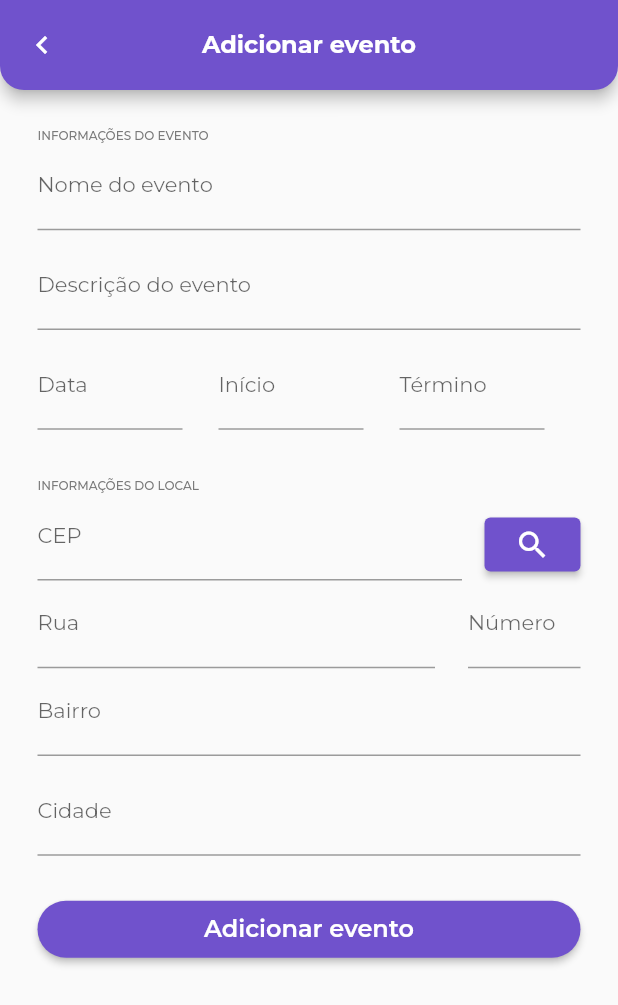
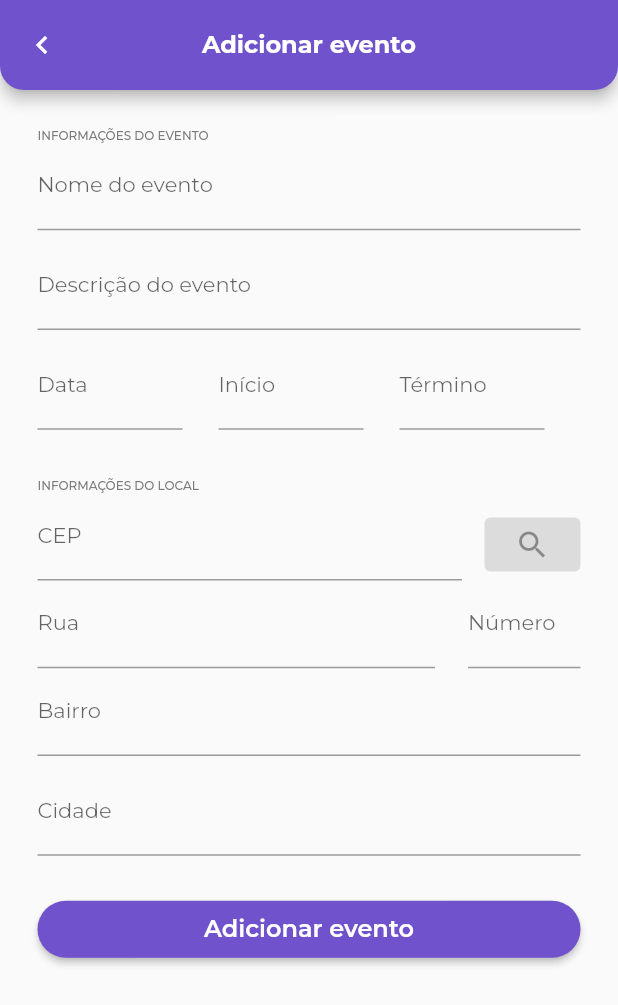
Before and after one commit to joao217x/desafio_flutter, a Flutter app: the screen it shows after launch, after a tap on "Esqueceu a senha?", after a tap on "Enviar", after a tap on "Criar novo evento", on a phone screen of 412 x 824 dp. Shown: the top 1005 px of the screen. Run offline on Flutter 3.47's test engine with Material 2 defaults, Android fonts, the phone set to English and light mode, and no system bars; our stand-ins replace another_flushbar, dio, firebase_core, flutter_mobx, flutter_svg, google_fonts and 1 more; missing offline and left inert: mask_input_formatter; accounts and stored records are empty; generated files the repository leaves out were written again.

Commit message:
mascara e recuperação de textos
- Máscara de CEP adicionada;
- Variáveis para armazenar dados implementadas.

```diff
--- a/lib/helper/txt_form_field/txt_form_field_widget.dart
+++ b/lib/helper/txt_form_field/txt_form_field_widget.dart
@@ -4,6 +4,7 @@ import 'package:mask_input_formatter/mask_input_formatter.dart';
 class TxtFormFieldWidget extends StatelessWidget {
   final String labelText;
   final TextInputType keyboardType;
+  final Function(String) onChanged;
   final MaskInputFormatter? mask;
   final String? hintText;
 
@@ -11,6 +12,7 @@ class TxtFormFieldWidget extends StatelessWidget {
     Key? key,
     required this.labelText,
     required this.keyboardType,
+    required this.onChanged,
     this.mask,
     this.hintText,
   }) : super(key: key);
@@ -21,13 +23,14 @@ class TxtFormFieldWidget extends StatelessWidget {
       inputFormatters: mask != null ? [mask!] : null,
       keyboardType: keyboardType,
       decoration: InputDecoration(
-        hintText: hintText,
         labelText: labelText,
         labelStyle: const TextStyle(
           fontSize: 14,
           fontWeight: FontWeight.w400,
         ),
+        hintText: hintText,
       ),
+      onChanged: onChanged,
     );
   }
 }
--- a/lib/shared/util/mask.dart
+++ b/lib/shared/util/mask.dart
@@ -3,4 +3,5 @@ import 'package:mask_input_formatter/mask_input_formatter.dart';
 abstract class Mask {
   static MaskInputFormatter date = MaskInputFormatter(mask: '##/##/##');
   static MaskInputFormatter time = MaskInputFormatter(mask: '##:##');
+  static MaskInputFormatter cep = MaskInputFormatter(mask: '########');
 }
--- a/lib/view/events/new_event_screen.dart
+++ b/lib/view/events/new_event_screen.dart
@@ -1,3 +1,4 @@
+import 'package:desafio_flutter/controller/controller.dart';
 import 'package:desafio_flutter/helper/appbar_widget.dart';
 import 'package:desafio_flutter/helper/elevated_button_widget.dart';
 import 'package:desafio_flutter/helper/snackbar_widget.dart';
@@ -5,6 +6,7 @@ import 'package:desafio_flutter/helper/txt_form_field/txt_form_field_widget.dart
 import 'package:desafio_flutter/shared/theme/app_color.dart';
 import 'package:desafio_flutter/shared/util/mask.dart';
 import 'package:flutter/material.dart';
+import 'package:flutter_mobx/flutter_mobx.dart';
 
 class NewEventScreen extends StatefulWidget {
   const NewEventScreen({Key? key}) : super(key: key);
@@ -14,6 +16,8 @@ class NewEventScreen extends StatefulWidget {
 }
 
 class _NewEventScreenState extends State<NewEventScreen> {
+  Controller controller = Controller();
+
   @override
   Widget build(BuildContext context) {
     return Scaffold(
@@ -37,18 +41,24 @@ class _NewEventScreenState extends State<NewEventScreen> {
                   fontWeight: FontWeight.w500,
                 ),
               ),
-              const Padding(
-                padding: EdgeInsets.only(bottom: 8),
+              Padding(
+                padding: const EdgeInsets.only(bottom: 8),
                 child: TxtFormFieldWidget(
                   labelText: 'Nome do evento',
                   keyboardType: TextInputType.text,
+                  onChanged: (String value) {
+                    controller.eventName = value;
+                  },
                 ),
               ),
-              const Padding(
-                padding: EdgeInsets.only(bottom: 8),
+              Padding(
+                padding: const EdgeInsets.only(bottom: 8),
                 child: TxtFormFieldWidget(
                   labelText: 'Descrição do evento',
                   keyboardType: TextInputType.text,
+                  onChanged: (String value) {
+                    controller.eventDesc = value;
+                  },
                 ),
               ),
               Padding(
@@ -63,6 +73,9 @@ class _NewEventScreenState extends State<NewEventScreen> {
                           keyboardType: TextInputType.datetime,
                           hintText: '  /  /  ',
                           mask: Mask.date,
+                          onChanged: (String value) {
+                            controller.date = value;
+                          },
                         ),
                       ),
                     ),
@@ -74,6 +87,9 @@ class _NewEventScreenState extends State<NewEventScreen> {
                           keyboardType: TextInputType.datetime,
                           hintText: '00:00',
                           mask: Mask.time,
+                          onChanged: (String value) {
+                            controller.timeStart = value;
+                          },
                         ),
                       ),
                     ),
@@ -85,6 +101,9 @@ class _NewEventScreenState extends State<NewEventScreen> {
                           keyboardType: TextInputType.datetime,
                           hintText: '00:00',
                           mask: Mask.time,
+                          onChanged: (String value) {
+                            controller.timeEnd = value;
+                          },
                         ),
                       ),
                     ),
@@ -102,34 +121,45 @@ class _NewEventScreenState extends State<NewEventScreen> {
               Row(
                 crossAxisAlignment: CrossAxisAlignment.end,
                 children: [
-                  const Expanded(
+                  Expanded(
                     child: Padding(
-                      padding: EdgeInsets.only(right: 15),
+                      padding: const EdgeInsets.only(right: 15),
                       child: TxtFormFieldWidget(
                         labelText: 'CEP',
                         keyboardType: TextInputType.number,
+                        mask: Mask.cep,
+                        onChanged: (String value) {
+                          controller.cep = value;
+                        },
                       ),
                     ),
                   ),
-                  ElevatedButton(
+                  Observer(builder: (_) {
+                    return ElevatedButton(
                       style: ElevatedButton.styleFrom(
                         primary: AppColor.purple,
                       ),
-                    onPressed: () {
+                      onPressed: controller.cep.length != 8
+                          ? null
+                          : () {
                               // SnackbarCep.error.show(context);
                             },
                       child: const Icon(Icons.search),
-                  ),
+                    );
+                  }),
                 ],
               ),
               Row(
-                children: const [
+                children: [
                   Expanded(
                     child: Padding(
-                      padding: EdgeInsets.only(right: 22),
+                      padding: const EdgeInsets.only(right: 22),
                       child: TxtFormFieldWidget(
                         labelText: 'Rua',
                         keyboardType: TextInputType.text,
+                        onChanged: (String value) {
+                          controller.street = value;
+                        },
                       ),
                     ),
                   ),
@@ -139,23 +169,32 @@ class _NewEventScreenState extends State<NewEventScreen> {
                       child: TxtFormFieldWidget(
                         labelText: 'Número',
                         keyboardType: TextInputType.number,
+                        onChanged: (String value) {
+                          controller.number = value;
+                        },
                       ),
                     ),
                   ),
                 ],
               ),
-              const Padding(
-                padding: EdgeInsets.only(bottom: 8),
+              Padding(
+                padding: const EdgeInsets.only(bottom: 8),
                 child: TxtFormFieldWidget(
                   labelText: 'Bairro',
                   keyboardType: TextInputType.text,
+                  onChanged: (String value) {
+                    controller.neighbourhood = value;
+                  },
                 ),
               ),
-              const Padding(
-                padding: EdgeInsets.only(bottom: 25),
+              Padding(
+                padding: const EdgeInsets.only(bottom: 25),
                 child: TxtFormFieldWidget(
                   labelText: 'Cidade',
                   keyboardType: TextInputType.text,
+                  onChanged: (String value) {
+                    controller.city = value;
+                  },
                 ),
               ),
               Row(
--- a/lib/view/login/forget_password_screen.dart
+++ b/lib/view/login/forget_password_screen.dart
@@ -1,3 +1,4 @@
+import 'package:desafio_flutter/controller/controller.dart';
 import 'package:desafio_flutter/helper/elevated_button_widget.dart';
 import 'package:desafio_flutter/helper/snackbar_widget.dart';
 import 'package:desafio_flutter/helper/txt_form_field/txt_form_field_widget.dart';
@@ -14,6 +15,8 @@ class ForgetPasswordScreen extends StatefulWidget {
 }
 
 class _ForgetPasswordScreenState extends State<ForgetPasswordScreen> {
+  Controller controller = Controller();
+
   @override
   Widget build(BuildContext context) {
     return Scaffold(
@@ -48,11 +51,14 @@ class _ForgetPasswordScreenState extends State<ForgetPasswordScreen> {
                   ),
                 ),
               ),
-              const Padding(
-                padding: EdgeInsets.only(bottom: 56),
+              Padding(
+                padding: const EdgeInsets.only(bottom: 56),
                 child: TxtFormFieldWidget(
                   labelText: 'E-mail',
                   keyboardType: TextInputType.emailAddress,
+                  onChanged: (String value) {
+                    controller.user = value;
+                  },
                 ),
               ),
               Row(
--- a/lib/view/login/login_screen.dart
+++ b/lib/view/login/login_screen.dart
@@ -41,16 +41,23 @@ class _LoginScreenState extends State<LoginScreen> {
                   ),
                 ),
               ),
-              const Padding(
-                padding: EdgeInsets.only(bottom: 24),
+              Padding(
+                padding: const EdgeInsets.only(bottom: 24),
                 child: TxtFormFieldWidget(
                   labelText: 'E-mail',
                   keyboardType: TextInputType.emailAddress,
+                  onChanged: (String value) {
+                    controller.user = value;
+                  },
                 ),
               ),
-              const Padding(
-                padding: EdgeInsets.only(bottom: 16),
-                child: PasswordFieldWidget(),
+              Padding(
+                padding: const EdgeInsets.only(bottom: 16),
+                child: PasswordFieldWidget(
+                  onChanged: (String value) {
+                    controller.password = value;
+                  },
+                ),
               ),
               Padding(
                 padding: const EdgeInsets.only(bottom: 24),
--- a/pubspec.yaml
+++ b/pubspec.yaml
@@ -28,6 +28,7 @@ dependencies:
 
   #MAPS
   google_maps_flutter: ^2.1.7
+  geolocator: ^8.2.1
 
   #UX/UI
   flutter_svg: ^1.1.0
```
Also changed, not shown: lib/controller/controller.dart (+42 -4 lines), lib/helper/txt_form_field/password_field_widget.dart (+9 -1 lines), lib/controller/controller.g.dart, pubspec.lock, 3 other files. Lines whose indentation alone changed are shown as unchanged.
